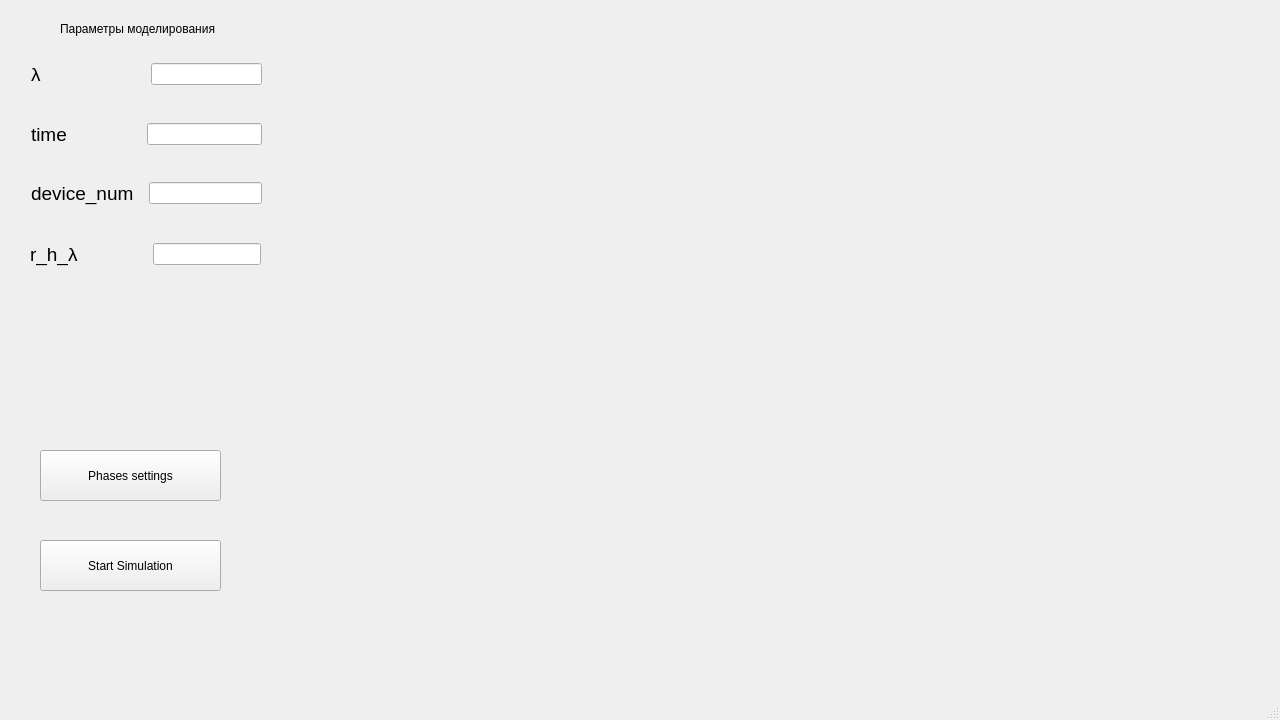
This is mainwindow.ui in Nobahu/Coursework as Qt 5 draws it before an edit. The edited form follows.
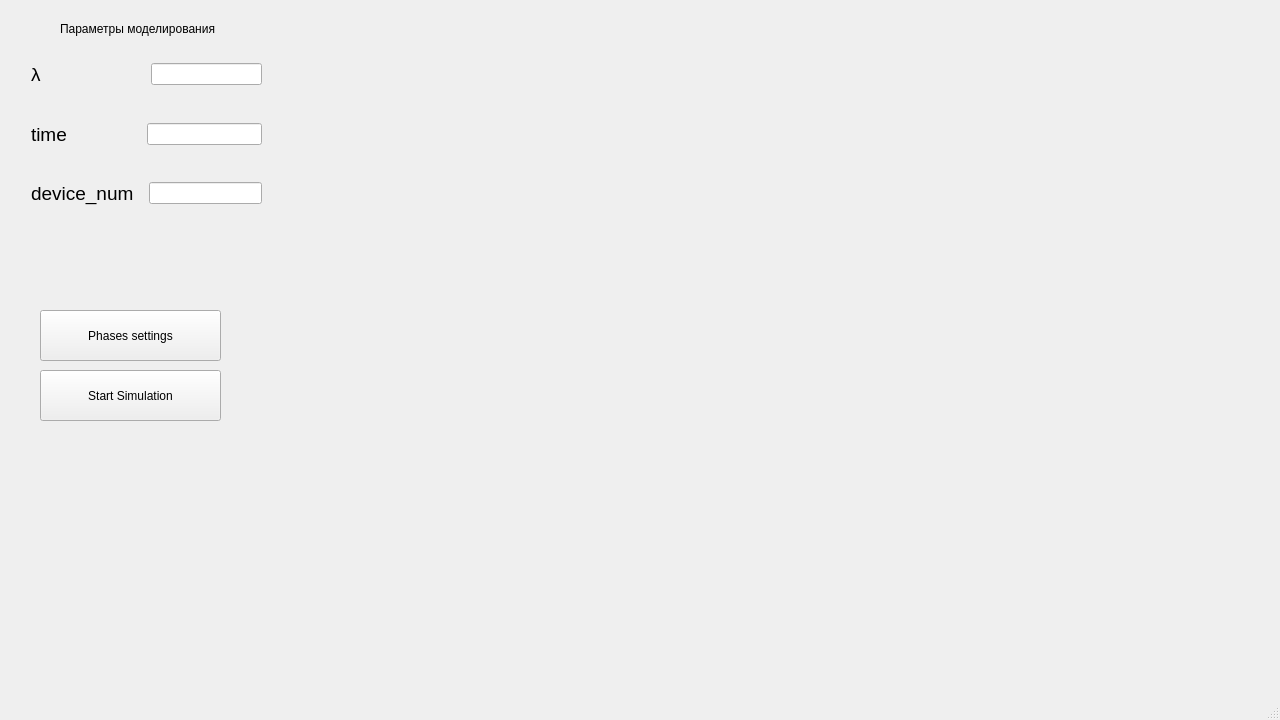
This is the edited form.

```diff
--- a/mainwindow.ui
+++ b/mainwindow.ui
@@ -33,7 +33,7 @@
     <property name="geometry">
      <rect>
       <x>40</x>
-      <y>540</y>
+      <y>370</y>
       <width>181</width>
       <height>51</height>
      </rect>
@@ -48,7 +48,7 @@
       <x>10</x>
       <y>10</y>
       <width>271</width>
-      <height>291</height>
+      <height>281</height>
      </rect>
     </property>
     <widget class="QLabel" name="label">
@@ -64,7 +64,7 @@
       <string>Параметры моделирования</string>
      </property>
     </widget>
-    <widget class="QWidget" name="">
+    <widget class="QWidget" name="layoutWidget">
      <property name="geometry">
       <rect>
        <x>21</x>
@@ -94,7 +94,7 @@
       </item>
      </layout>
     </widget>
-    <widget class="QWidget" name="">
+    <widget class="QWidget" name="layoutWidget">
      <property name="geometry">
       <rect>
        <x>21</x>
@@ -124,7 +124,7 @@
       </item>
      </layout>
     </widget>
-    <widget class="QWidget" name="">
+    <widget class="QWidget" name="layoutWidget">
      <property name="geometry">
       <rect>
        <x>21</x>
@@ -154,42 +154,12 @@
       </item>
      </layout>
     </widget>
-    <widget class="QWidget" name="">
-     <property name="geometry">
-      <rect>
-       <x>20</x>
-       <y>230</y>
-       <width>231</width>
-       <height>28</height>
-      </rect>
-     </property>
-     <layout class="QHBoxLayout" name="horizontalLayout_4">
-      <property name="spacing">
-       <number>75</number>
-      </property>
-      <item>
-       <widget class="QLabel" name="label_5">
-        <property name="font">
-         <font>
-          <pointsize>14</pointsize>
-         </font>
-        </property>
-        <property name="text">
-         <string>r_h_λ</string>
-        </property>
-       </widget>
-      </item>
-      <item>
-       <widget class="QLineEdit" name="lineEdit_3"/>
-      </item>
-     </layout>
-    </widget>
    </widget>
    <widget class="QPushButton" name="PSettings_pushButton">
     <property name="geometry">
      <rect>
       <x>40</x>
-      <y>450</y>
+      <y>310</y>
       <width>181</width>
       <height>51</height>
      </rect>
@@ -204,7 +174,7 @@
       <x>280</x>
       <y>40</y>
       <width>300</width>
-      <height>250</height>
+      <height>601</height>
      </rect>
     </property>
     <widget class="QWidget" name="page"/>
```
